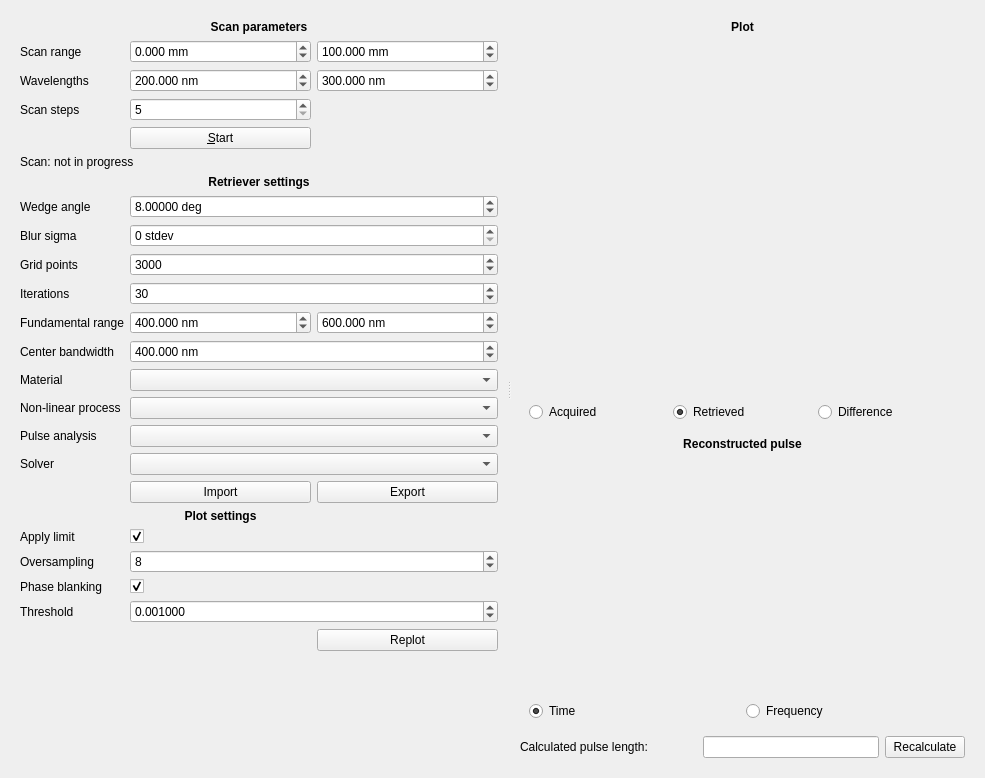
This is las_dispersion_scan/ui/main.ui in slactjohnson/las-dispersion-scan as Qt 5 draws it before an edit. The edited form follows.
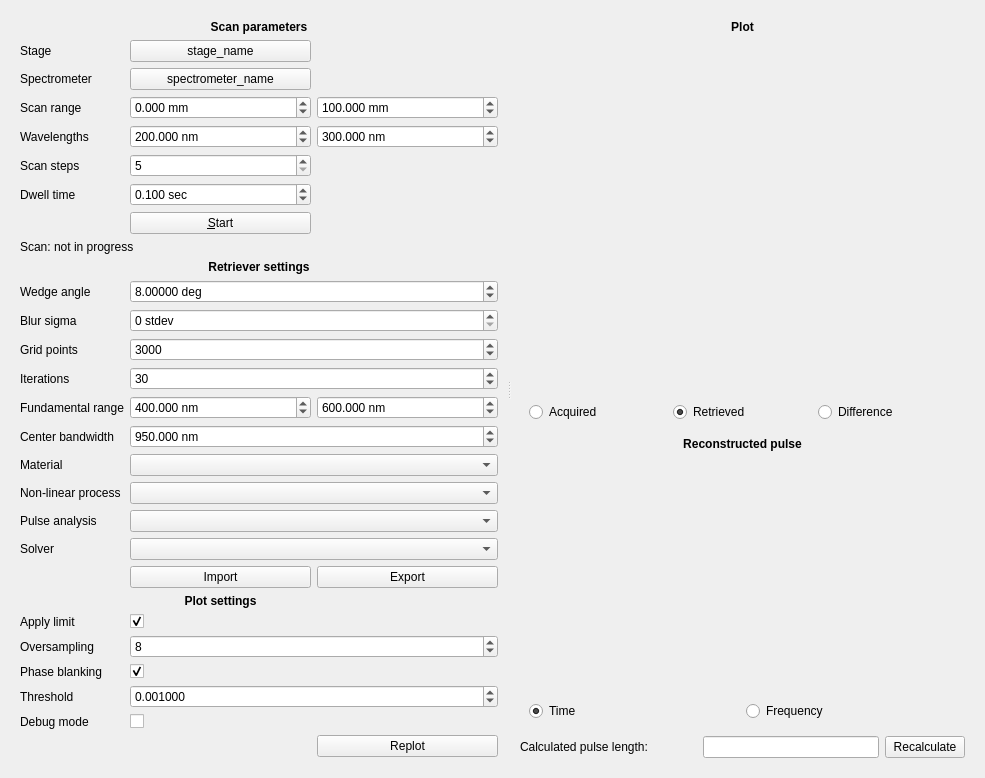
This is the edited form. Custom widgets are drawn as their Qt base class.

Diff of the .ui file:
```diff
--- a/las_dispersion_scan/ui/main.ui
+++ b/las_dispersion_scan/ui/main.ui
@@ -27,7 +27,7 @@
        </size>
       </property>
       <layout class="QGridLayout" name="gridLayout_3">
-       <item row="21" column="1">
+       <item row="24" column="1">
         <widget class="QLabel" name="plot_settings_label">
          <property name="sizePolicy">
           <sizepolicy hsizetype="Preferred" vsizetype="Maximum">
@@ -49,7 +49,7 @@
          </property>
         </widget>
        </item>
-       <item row="27" column="1">
+       <item row="31" column="1">
         <spacer name="left_spacer">
          <property name="orientation">
           <enum>Qt::Vertical</enum>
@@ -62,10 +62,10 @@
          </property>
         </spacer>
        </item>
-       <item row="19" column="1" colspan="2">
+       <item row="22" column="1" colspan="2">
         <widget class="SolverComboBox" name="solver_combo"/>
        </item>
-       <item row="17" column="0">
+       <item row="20" column="0">
         <widget class="QLabel" name="nonlinear_process_label">
          <property name="sizePolicy">
           <sizepolicy hsizetype="Maximum" vsizetype="Preferred">
@@ -85,7 +85,7 @@
          </property>
         </widget>
        </item>
-       <item row="16" column="0">
+       <item row="19" column="0">
         <widget class="QLabel" name="material_label">
          <property name="sizePolicy">
           <sizepolicy hsizetype="Maximum" vsizetype="Preferred">
@@ -105,10 +105,10 @@
          </property>
         </widget>
        </item>
-       <item row="16" column="1" colspan="2">
+       <item row="19" column="1" colspan="2">
         <widget class="MaterialComboBox" name="material_combo"/>
        </item>
-       <item row="1" column="1">
+       <item row="3" column="1">
         <widget class="QDoubleSpinBox" name="scan_start_spinbox">
          <property name="suffix">
           <string> mm</string>
@@ -127,7 +127,7 @@
          </property>
         </widget>
        </item>
-       <item row="25" column="1" colspan="2">
+       <item row="28" column="1" colspan="2">
         <widget class="QDoubleSpinBox" name="phase_blanking_threshold_spinbox">
          <property name="suffix">
           <string> </string>
@@ -146,7 +146,7 @@
          </property>
         </widget>
        </item>
-       <item row="3" column="1">
+       <item row="5" column="1">
         <widget class="QSpinBox" name="scan_steps_spinbox">
          <property name="minimum">
           <number>5</number>
@@ -156,7 +156,7 @@
          </property>
         </widget>
        </item>
-       <item row="20" column="2">
+       <item row="23" column="2">
         <widget class="QPushButton" name="export_button">
          <property name="toolTip">
           <string>Export data to a file</string>
@@ -166,10 +166,20 @@
          </property>
         </widget>
        </item>
-       <item row="18" column="1" colspan="2">
+       <item row="30" column="2">
+        <widget class="QPushButton" name="replot_button">
+         <property name="toolTip">
+          <string>Export data to a file</string>
+         </property>
+         <property name="text">
+          <string>Replot</string>
+         </property>
+        </widget>
+       </item>
+       <item row="21" column="1" colspan="2">
         <widget class="PulseAnalysisComboBox" name="pulse_analysis_combo"/>
        </item>
-       <item row="23" column="1" colspan="2">
+       <item row="26" column="1" colspan="2">
         <widget class="QSpinBox" name="oversampling_spinbox">
          <property name="minimum">
           <number>0</number>
@@ -182,7 +192,7 @@
          </property>
         </widget>
        </item>
-       <item row="7" column="0" colspan="3">
+       <item row="10" column="0" colspan="3">
         <widget class="QLabel" name="scan_status_label">
          <property name="sizePolicy">
           <sizepolicy hsizetype="Preferred" vsizetype="Maximum">
@@ -195,7 +205,7 @@
          </property>
         </widget>
        </item>
-       <item row="3" column="0">
+       <item row="5" column="0">
         <widget class="QLabel" name="scan_steps_label">
          <property name="sizePolicy">
           <sizepolicy hsizetype="Maximum" vsizetype="Preferred">
@@ -211,7 +221,7 @@
          </property>
         </widget>
        </item>
-       <item row="18" column="0">
+       <item row="21" column="0">
         <widget class="QLabel" name="pulse_analysis_label">
          <property name="sizePolicy">
           <sizepolicy hsizetype="Maximum" vsizetype="Preferred">
@@ -231,7 +241,7 @@
          </property>
         </widget>
        </item>
-       <item row="2" column="1">
+       <item row="4" column="1">
         <widget class="QDoubleSpinBox" name="scan_wavelength_low_spinbox">
          <property name="suffix">
           <string> nm</string>
@@ -250,14 +260,30 @@
          </property>
         </widget>
        </item>
-       <item row="11" column="1" colspan="2">
+       <item row="1" column="0">
+        <widget class="QLabel" name="stage_label">
+         <property name="sizePolicy">
+          <sizepolicy hsizetype="Maximum" vsizetype="Preferred">
+           <horstretch>0</horstretch>
+           <verstretch>0</verstretch>
+          </sizepolicy>
+         </property>
+         <property name="text">
+          <string>Stage</string>
+         </property>
+         <property name="buddy">
+          <cstring>stage_suite_button</cstring>
+         </property>
+        </widget>
+       </item>
+       <item row="14" column="1" colspan="2">
         <widget class="QSpinBox" name="blur_sigma_spinbox">
          <property name="suffix">
           <string> stdev</string>
          </property>
         </widget>
        </item>
-       <item row="1" column="0">
+       <item row="3" column="0">
         <widget class="QLabel" name="start_pos_label">
          <property name="sizePolicy">
           <sizepolicy hsizetype="Maximum" vsizetype="Preferred">
@@ -273,7 +299,7 @@
          </property>
         </widget>
        </item>
-       <item row="13" column="0">
+       <item row="16" column="0">
         <widget class="QLabel" name="iterations_label">
          <property name="sizePolicy">
           <sizepolicy hsizetype="Maximum" vsizetype="Preferred">
@@ -292,7 +318,7 @@
          </property>
         </widget>
        </item>
-       <item row="24" column="0">
+       <item row="27" column="0">
         <widget class="QLabel" name="phase_blanking_label">
          <property name="sizePolicy">
           <sizepolicy hsizetype="Maximum" vsizetype="Preferred">
@@ -311,7 +337,7 @@
          </property>
         </widget>
        </item>
-       <item row="24" column="1">
+       <item row="27" column="1">
         <widget class="QCheckBox" name="phase_blanking_checkbox">
          <property name="text">
           <string/>
@@ -321,7 +347,7 @@
          </property>
         </widget>
        </item>
-       <item row="25" column="0">
+       <item row="28" column="0">
         <widget class="QLabel" name="phase_blanking_threshold_label">
          <property name="sizePolicy">
           <sizepolicy hsizetype="Maximum" vsizetype="Preferred">
@@ -340,7 +366,7 @@
          </property>
         </widget>
        </item>
-       <item row="22" column="1">
+       <item row="25" column="1">
         <widget class="QCheckBox" name="apply_limit_checkbox">
          <property name="text">
           <string/>
@@ -350,7 +376,7 @@
          </property>
         </widget>
        </item>
-       <item row="20" column="1">
+       <item row="23" column="1">
         <widget class="QPushButton" name="import_button">
          <property name="toolTip">
           <string>Import data from previous scans</string>
@@ -360,7 +386,7 @@
          </property>
         </widget>
        </item>
-       <item row="14" column="1">
+       <item row="17" column="1">
         <widget class="QDoubleSpinBox" name="fundamental_low_spinbox">
          <property name="suffix">
           <string> nm</string>
@@ -379,7 +405,26 @@
          </property>
         </widget>
        </item>
-       <item row="10" column="0">
+       <item row="6" column="1">
+        <widget class="QDoubleSpinBox" name="dwell_time_spinbox">
+         <property name="suffix">
+          <string> sec</string>
+         </property>
+         <property name="decimals">
+          <number>3</number>
+         </property>
+         <property name="minimum">
+          <double>0.000000000000000</double>
+         </property>
+         <property name="maximum">
+          <double>1000000.000000000000000</double>
+         </property>
+         <property name="value">
+          <double>0.100000000000000</double>
+         </property>
+        </widget>
+       </item>
+       <item row="13" column="0">
         <widget class="QLabel" name="wedge_angle_label">
          <property name="sizePolicy">
           <sizepolicy hsizetype="Maximum" vsizetype="Preferred">
@@ -399,7 +444,7 @@
          </property>
         </widget>
        </item>
-       <item row="15" column="0">
+       <item row="18" column="0">
         <widget class="QLabel" name="center_banwidth_label">
          <property name="sizePolicy">
           <sizepolicy hsizetype="Maximum" vsizetype="Preferred">
@@ -418,7 +463,7 @@
          </property>
         </widget>
        </item>
-       <item row="12" column="0">
+       <item row="15" column="0">
         <widget class="QLabel" name="grid_points_label">
          <property name="sizePolicy">
           <sizepolicy hsizetype="Maximum" vsizetype="Preferred">
@@ -438,10 +483,26 @@
          </property>
         </widget>
        </item>
-       <item row="17" column="1" colspan="2">
-        <widget class="NonlinearComboBox" name="nonlinear_combo"/>
-       </item>
        <item row="2" column="0">
+        <widget class="QLabel" name="spectrometer_label">
+         <property name="sizePolicy">
+          <sizepolicy hsizetype="Maximum" vsizetype="Preferred">
+           <horstretch>0</horstretch>
+           <verstretch>0</verstretch>
+          </sizepolicy>
+         </property>
+         <property name="text">
+          <string>Spectrometer</string>
+         </property>
+         <property name="buddy">
+          <cstring>spectrometer_suite_button</cstring>
+         </property>
+        </widget>
+       </item>
+       <item row="20" column="1" colspan="2">
+        <widget class="NonlinearComboBox" name="nonlinear_combo"/>
+       </item>
+       <item row="4" column="0">
         <widget class="QLabel" name="scan_wavelength_label">
          <property name="sizePolicy">
           <sizepolicy hsizetype="Maximum" vsizetype="Preferred">
@@ -457,7 +518,7 @@
          </property>
         </widget>
        </item>
-       <item row="1" column="2">
+       <item row="3" column="2">
         <widget class="QDoubleSpinBox" name="scan_end_spinbox">
          <property name="suffix">
           <string> mm</string>
@@ -476,7 +537,7 @@
          </property>
         </widget>
        </item>
-       <item row="5" column="1">
+       <item row="8" column="1">
         <widget class="QPushButton" name="scan_button">
          <property name="sizePolicy">
           <sizepolicy hsizetype="Preferred" vsizetype="Maximum">
@@ -489,7 +550,7 @@
          </property>
         </widget>
        </item>
-       <item row="10" column="1" colspan="2">
+       <item row="13" column="1" colspan="2">
         <widget class="QDoubleSpinBox" name="wedge_angle_spin">
          <property name="suffix">
           <string> deg</string>
@@ -508,7 +569,7 @@
          </property>
         </widget>
        </item>
-       <item row="19" column="0">
+       <item row="22" column="0">
         <widget class="QLabel" name="solver_label">
          <property name="sizePolicy">
           <sizepolicy hsizetype="Maximum" vsizetype="Preferred">
@@ -527,7 +588,17 @@
          </property>
         </widget>
        </item>
-       <item row="14" column="0">
+       <item row="2" column="1">
+        <widget class="TyphosRelatedSuiteButton" name="spectrometer_suite_button">
+         <property name="toolTip">
+          <string/>
+         </property>
+         <property name="text">
+          <string>spectrometer_name</string>
+         </property>
+        </widget>
+       </item>
+       <item row="17" column="0">
         <widget class="QLabel" name="fundamental_range_label">
          <property name="sizePolicy">
           <sizepolicy hsizetype="Maximum" vsizetype="Preferred">
@@ -546,7 +617,23 @@
          </property>
         </widget>
        </item>
-       <item row="11" column="0">
+       <item row="6" column="0">
+        <widget class="QLabel" name="dwell_time_label">
+         <property name="sizePolicy">
+          <sizepolicy hsizetype="Maximum" vsizetype="Preferred">
+           <horstretch>0</horstretch>
+           <verstretch>0</verstretch>
+          </sizepolicy>
+         </property>
+         <property name="text">
+          <string>Dwell time</string>
+         </property>
+         <property name="buddy">
+          <cstring>scan_wavelength_low_spinbox</cstring>
+         </property>
+        </widget>
+       </item>
+       <item row="14" column="0">
         <widget class="QLabel" name="blur_sigma_label">
          <property name="sizePolicy">
           <sizepolicy hsizetype="Maximum" vsizetype="Preferred">
@@ -566,7 +653,7 @@
          </property>
         </widget>
        </item>
-       <item row="23" column="0">
+       <item row="26" column="0">
         <widget class="QLabel" name="oversampling_label">
          <property name="sizePolicy">
           <sizepolicy hsizetype="Maximum" vsizetype="Preferred">
@@ -581,7 +668,17 @@
           <string>Oversampling</string>
          </property>
          <property name="buddy">
-          <cstring>iterations_spinbox</cstring>
+          <cstring>oversampling_spinbox</cstring>
+         </property>
+        </widget>
+       </item>
+       <item row="1" column="1">
+        <widget class="TyphosRelatedSuiteButton" name="stage_suite_button">
+         <property name="toolTip">
+          <string/>
+         </property>
+         <property name="text">
+          <string>stage_name</string>
          </property>
         </widget>
        </item>
@@ -607,7 +704,7 @@
          </property>
         </widget>
        </item>
-       <item row="22" column="0">
+       <item row="25" column="0">
         <widget class="QLabel" name="apply_limit_label">
          <property name="sizePolicy">
           <sizepolicy hsizetype="Maximum" vsizetype="Preferred">
@@ -627,7 +724,7 @@
          </property>
         </widget>
        </item>
-       <item row="12" column="1" colspan="2">
+       <item row="15" column="1" colspan="2">
         <widget class="QSpinBox" name="num_grid_points_spinbox">
          <property name="minimum">
           <number>10</number>
@@ -640,7 +737,7 @@
          </property>
         </widget>
        </item>
-       <item row="14" column="2">
+       <item row="17" column="2">
         <widget class="QDoubleSpinBox" name="fundamental_high_spinbox">
          <property name="suffix">
           <string> nm</string>
@@ -659,7 +756,7 @@
          </property>
         </widget>
        </item>
-       <item row="2" column="2">
+       <item row="4" column="2">
         <widget class="QDoubleSpinBox" name="scan_wavelength_high_spinbox">
          <property name="suffix">
           <string> nm</string>
@@ -678,7 +775,7 @@
          </property>
         </widget>
        </item>
-       <item row="9" column="0" colspan="3">
+       <item row="12" column="0" colspan="3">
         <widget class="QLabel" name="retriever_settings_label">
          <property name="sizePolicy">
           <sizepolicy hsizetype="Preferred" vsizetype="Maximum">
@@ -700,7 +797,7 @@
          </property>
         </widget>
        </item>
-       <item row="13" column="1" colspan="2">
+       <item row="16" column="1" colspan="2">
         <widget class="QSpinBox" name="iterations_spinbox">
          <property name="minimum">
           <number>1</number>
@@ -713,7 +810,7 @@
          </property>
         </widget>
        </item>
-       <item row="15" column="1" colspan="2">
+       <item row="18" column="1" colspan="2">
         <widget class="QDoubleSpinBox" name="freq_bandwidth_spinbox">
          <property name="suffix">
           <string> nm</string>
@@ -728,17 +825,53 @@
           <double>100000.000000000000000</double>
          </property>
          <property name="value">
-          <double>400.000000000000000</double>
+          <double>950.000000000000000</double>
          </property>
         </widget>
        </item>
-       <item row="26" column="2">
-        <widget class="QPushButton" name="replot_button">
+       <item row="29" column="0">
+        <widget class="QLabel" name="debug_mode_label">
+         <property name="sizePolicy">
+          <sizepolicy hsizetype="Maximum" vsizetype="Preferred">
+           <horstretch>0</horstretch>
+           <verstretch>0</verstretch>
+          </sizepolicy>
+         </property>
          <property name="toolTip">
           <string>Export data to a file</string>
          </property>
          <property name="text">
-          <string>Replot</string>
+          <string>Debug mode</string>
+         </property>
+         <property name="buddy">
+          <cstring>debug_mode_checkbox</cstring>
+         </property>
+        </widget>
+       </item>
+       <item row="29" column="1">
+        <widget class="QCheckBox" name="debug_mode_checkbox">
+         <property name="toolTip">
+          <string>Show all available debug plots in separate windows after pulse retrieval</string>
+         </property>
+         <property name="text">
+          <string/>
+         </property>
+         <property name="checked">
+          <bool>false</bool>
+         </property>
+        </widget>
+       </item>
+       <item row="1" column="2">
+        <widget class="PyDMLabel" name="stage_status_label">
+         <property name="toolTip">
+          <string/>
+         </property>
+        </widget>
+       </item>
+       <item row="2" column="2">
+        <widget class="PyDMLabel" name="spectrometer_status_label">
+         <property name="toolTip">
+          <string/>
          </property>
         </widget>
        </item>
@@ -943,6 +1076,16 @@
   </layout>
  </widget>
  <customwidgets>
+  <customwidget>
+   <class>PyDMLabel</class>
+   <extends>QLabel</extends>
+   <header>pydm.widgets.label</header>
+  </customwidget>
+  <customwidget>
+   <class>TyphosRelatedSuiteButton</class>
+   <extends>QPushButton</extends>
+   <header>typhos.related_display</header>
+  </customwidget>
   <customwidget>
    <class>PlotWidget</class>
    <extends>QWidget</extends>
```
Left out of the diff: 27 changed lines with no effect on the pictures.
